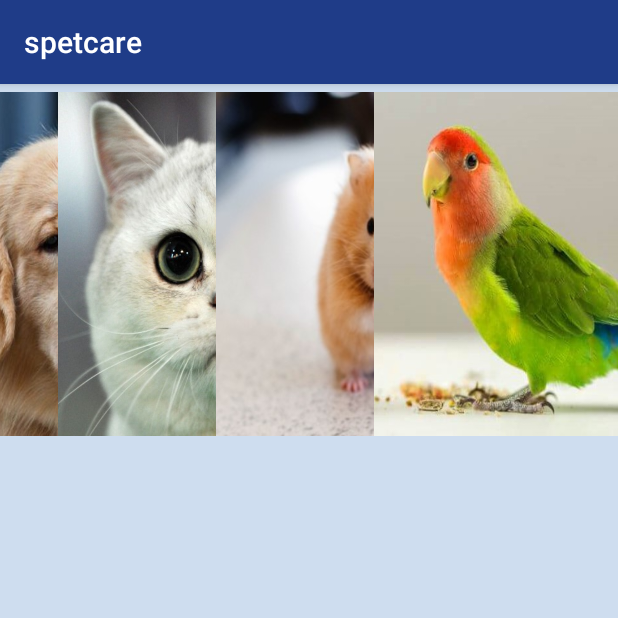
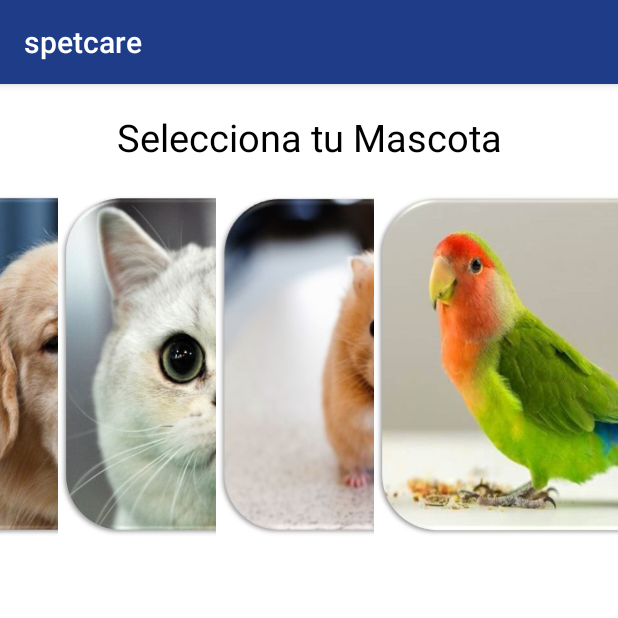
Before and after one commit to Rosi2/Spetcare, an Android app: the Welcome_Activity screen opened directly, with no data from a screen before it, on a phone screen of 412 x 824 dp, the top half of it. Run offline under Robolectric (Android 15) with nearby library versions, the phone set to English and light mode, and no system bars.

Commit message:
mascotas

```diff
--- a/app/src/main/java/com/example/hphp/spetcare/Welcome_Activity.java
+++ b/app/src/main/java/com/example/hphp/spetcare/Welcome_Activity.java
@@ -22,7 +22,7 @@ public class Welcome_Activity extends AppCompatActivity {
         setContentView(R.layout.activity_welcome);
         txtUser =(TextView)findViewById(R.id.textser);
         String user = getIntent().getStringExtra("names");
-        txtUser.setText("¡Bienvenido "+ user +"!");
+        txtUser.setText("Bienvenido "+ user);
         setContentView(R.layout.activity_welcome);
 
         GridView gridview = (GridView) findViewById(R.id.gridview);
--- a/app/src/main/res/layout/activity_main.xml
+++ b/app/src/main/res/layout/activity_main.xml
@@ -29,7 +29,7 @@
                 android:id="@+id/textView2"
                 android:layout_width="match_parent"
                 android:layout_height="wrap_content"
-                android:text="Nombre Usuario" />
+                android:text="Correo" />
 
             <EditText
                 android:id="@+id/email"
--- a/app/src/main/res/layout/activity_welcome.xml
+++ b/app/src/main/res/layout/activity_welcome.xml
@@ -5,7 +5,7 @@
     android:layout_width="match_parent"
     android:layout_height="match_parent"
     tools:context=".Welcome_Activity"
-    android:background="@color/fondo"
+    android:background="#fff"
     >
 
     <TextView
@@ -27,12 +27,27 @@
     <GridView
         android:id="@+id/gridview"
         android:layout_width="match_parent"
-        android:layout_height="match_parent"
+        android:layout_height="767dp"
+        android:layout_marginTop="68dp"
         android:columnWidth="90dp"
+        android:gravity="center"
+        android:horizontalSpacing="10dp"
         android:numColumns="auto_fit"
+        android:stretchMode="columnWidth"
         android:verticalSpacing="10dp"
-        android:horizontalSpacing="10dp"
-        android:stretchMode="columnWidth"
+        app:layout_constraintTop_toTopOf="parent"
+        tools:labelFor="@+id/textser"
+        tools:layout_editor_absoluteX="0dp" />
+
+    <TextView
+        android:id="@+id/textView"
+        android:layout_width="match_parent"
+        android:layout_height="49dp"
+        android:layout_marginBottom="8dp"
         android:gravity="center"
-        />
+        android:text="Selecciona tu Mascota"
+        android:textColor="#000"
+        android:textSize="25dp"
+        app:layout_constraintBottom_toTopOf="@+id/gridview"
+        tools:layout_editor_absoluteX="0dp" />
 </android.support.constraint.ConstraintLayout>
```
Also changed, not shown: app/src/main/res/drawable/ave.jpg, app/src/main/res/drawable/gato.jpg, app/src/main/res/drawable/hamster.jpg, app/src/main/res/drawable/perro.jpg.
